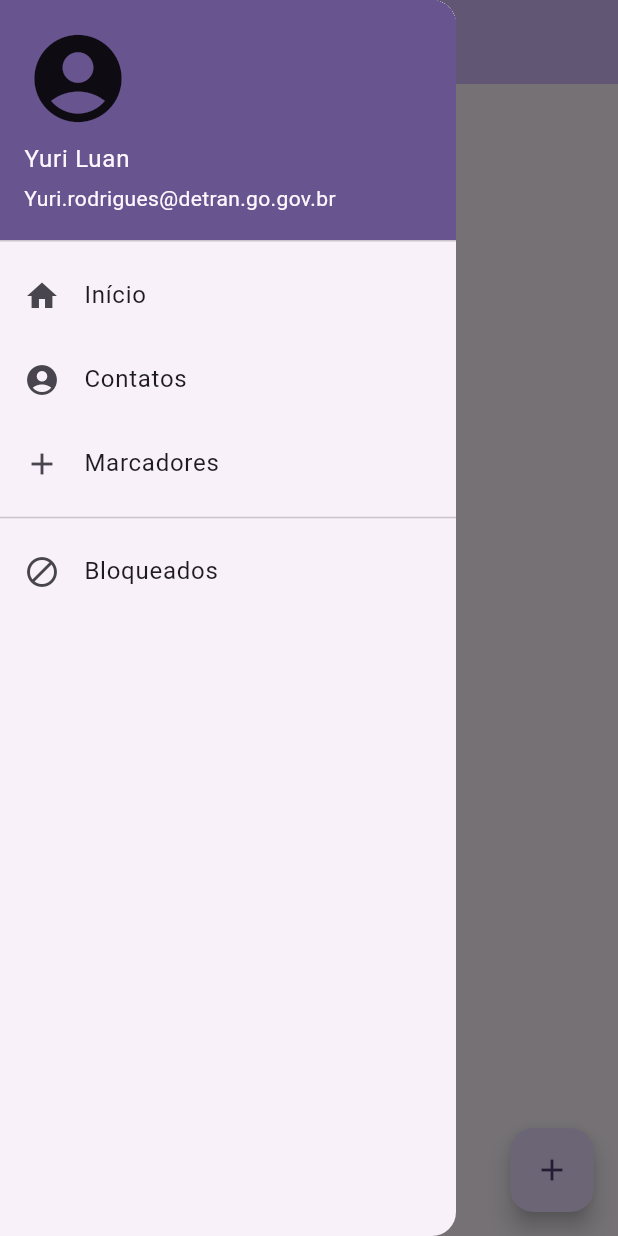
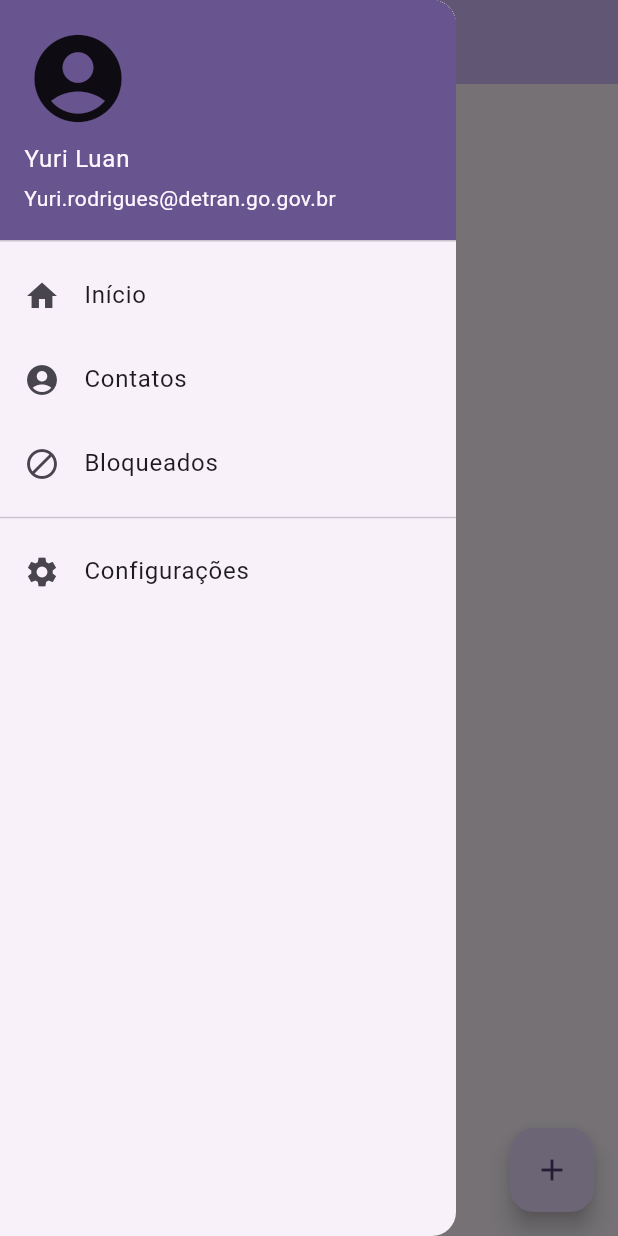
Before and after one commit to Yuri-Luan-Rodrigues/App_agenda, a Flutter app: the screen it shows after launch, with the side drawer open, on a phone screen of 412 x 824 dp. Run offline on Flutter 3.47's test engine with Material 3 defaults, Android fonts, the phone set to English and light mode, and no system bars.

Commit message:
inicio do campo bloqueado
implementando o campo de bloqueados

```diff
--- a/app_agenda/lib/main.dart
+++ b/app_agenda/lib/main.dart
@@ -1,5 +1,6 @@
 import 'package:flutter/material.dart';
 import 'screens/home_screen.dart';
+import 'screens/bloqueados_screen.dart';
 
 void main() {
   runApp(const MyApp());
@@ -11,11 +12,19 @@ class MyApp extends StatelessWidget {
   @override
   Widget build(BuildContext context) {
     return MaterialApp(
-      title: 'Agenda',
+      title: 'Agenda de Contatos',
       theme: ThemeData(
         colorScheme: ColorScheme.fromSeed(seedColor: Colors.deepPurple),
+        useMaterial3: true,
       ),
-      home: const HomeScreen(),
+      initialRoute: '/',
+      routes: {
+        '/': (context) => const HomeScreen(),
+        '/bloqueados': (context) => const BloqueadosScreen(),
+        // Futuras rotas:
+        // '/configuracoes': (context) => const ConfiguracoesScreen(),
+        // '/favoritos': (context) => const FavoritosScreen(),
+      },
     );
   }
 }
--- a/app_agenda/lib/screens/home_screen.dart
+++ b/app_agenda/lib/screens/home_screen.dart
@@ -39,9 +39,7 @@ class _HomeScreenState extends State<HomeScreen> {
   }
 
   void _ordenarContatos() {
-    contatos.sort(
-      (a, b) => a.nome.toLowerCase().compareTo(b.nome.toLowerCase()),
-    );
+    contatos.sort((a, b) => a.nome.toLowerCase().compareTo(b.nome.toLowerCase()));
   }
 
   @override
@@ -53,20 +51,43 @@ class _HomeScreenState extends State<HomeScreen> {
       ),
       drawer: Drawer(
         child: ListView(
-          children: const [
-            UserAccountsDrawerHeader(
+          children: [
+            const UserAccountsDrawerHeader(
               currentAccountPicture: Icon(Icons.account_circle_sharp, size: 70),
               accountName: Text('Yuri Luan'),
               accountEmail: Text('Yuri.rodrigues@detran.go.gov.br'),
             ),
-            ListTile(leading: Icon(Icons.home), title: Text('Início')),
             ListTile(
-              leading: Icon(Icons.account_circle),
-              title: Text('Contatos'),
+              leading: const Icon(Icons.home),
+              title: const Text('Início'),
+              onTap: () {
+                Navigator.pop(context); // Fecha o Drawer
+              },
             ),
-            ListTile(leading: Icon(Icons.add), title: Text('Marcadores')),
-            Divider(),
-            ListTile(leading: Icon(Icons.block), title: Text('Bloqueados')),
+            ListTile(
+              leading: const Icon(Icons.account_circle),
+              title: const Text('Contatos'),
+              onTap: () {
+                Navigator.pop(context);
+              },
+            ),
+            ListTile(
+              leading: const Icon(Icons.block),
+              title: const Text('Bloqueados'),
+              onTap: () {
+                Navigator.pop(context);
+                Navigator.pushNamed(context, '/bloqueados');
+              },
+            ),
+            const Divider(),
+            ListTile(
+              leading: const Icon(Icons.settings),
+              title: const Text('Configurações'),
+              onTap: () {
+                Navigator.pop(context);
+                // Navigator.pushNamed(context, '/configuracoes'); // futura rota
+              },
+            ),
           ],
         ),
       ),
@@ -80,8 +101,8 @@ class _HomeScreenState extends State<HomeScreen> {
                   contato: contato,
                   index: index,
                   onDelete: _excluirContato,
-                  onEdit: (contato, index) {
-                    _novoContato(contatoExistente: contato, index: index);
+                  onEdit: (contatoEditado, i) {
+                    _novoContato(contatoExistente: contatoEditado, index: i);
                   },
                 );
               },
```
Also changed, not shown: app_agenda/lib/screens/bloqueados_screen.dart (added, +17 -0 lines).
